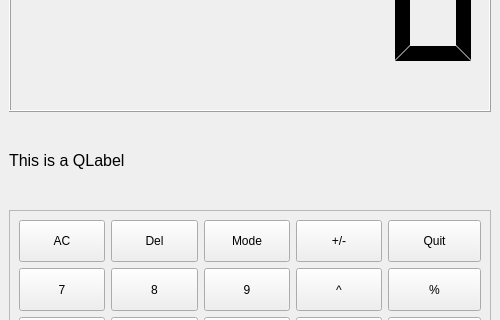
Before: the Qt Designer form nfixcalc/ui/calc_ui.ui in kosayoda/nfixcalc, drawn with Qt 5; both pictures show x 0 to 500 and y 153 to 473 of the 500 by 650 pixel window.
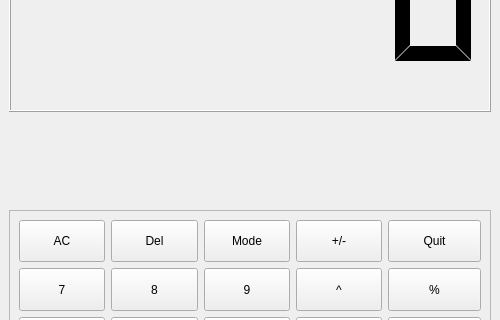
After: the same form once the commit is applied.

What changed in the file:
```diff
--- a/nfixcalc/ui/calc_ui.ui
+++ b/nfixcalc/ui/calc_ui.ui
@@ -63,7 +63,7 @@
        <number>0</number>
       </property>
       <property name="text">
-       <string>This is a QLabel</string>
+       <string/>
       </property>
       <property name="textFormat">
        <enum>Qt::AutoText</enum>
```
Left out of the diff: 54 changed lines with no effect on the pictures.
